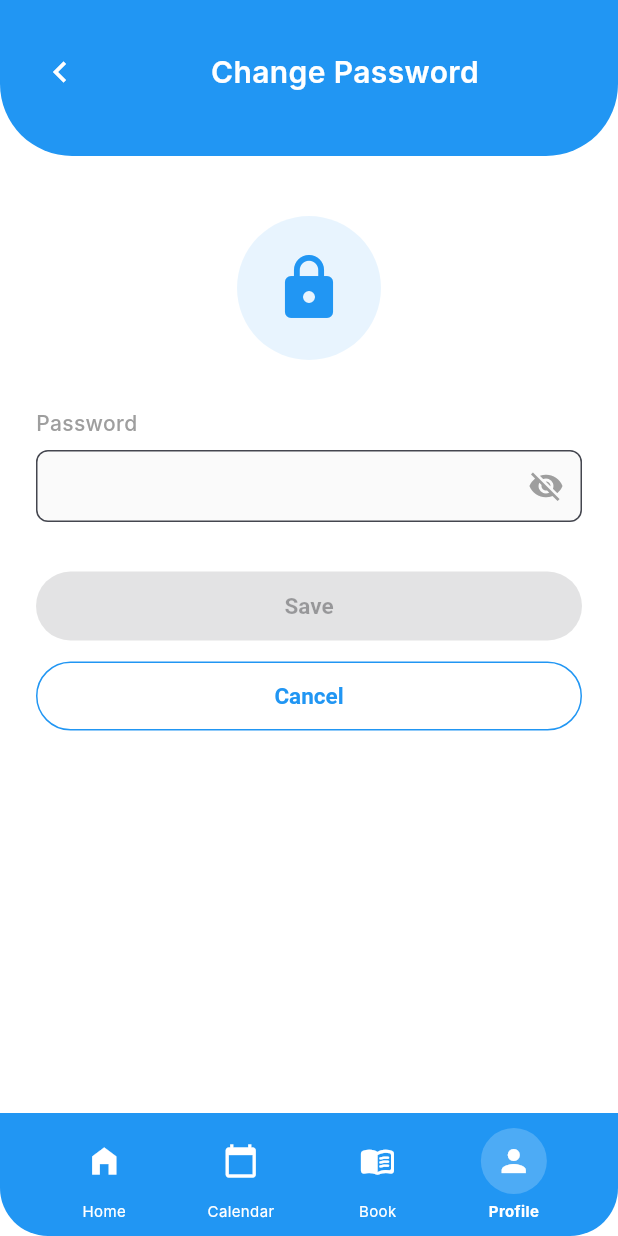
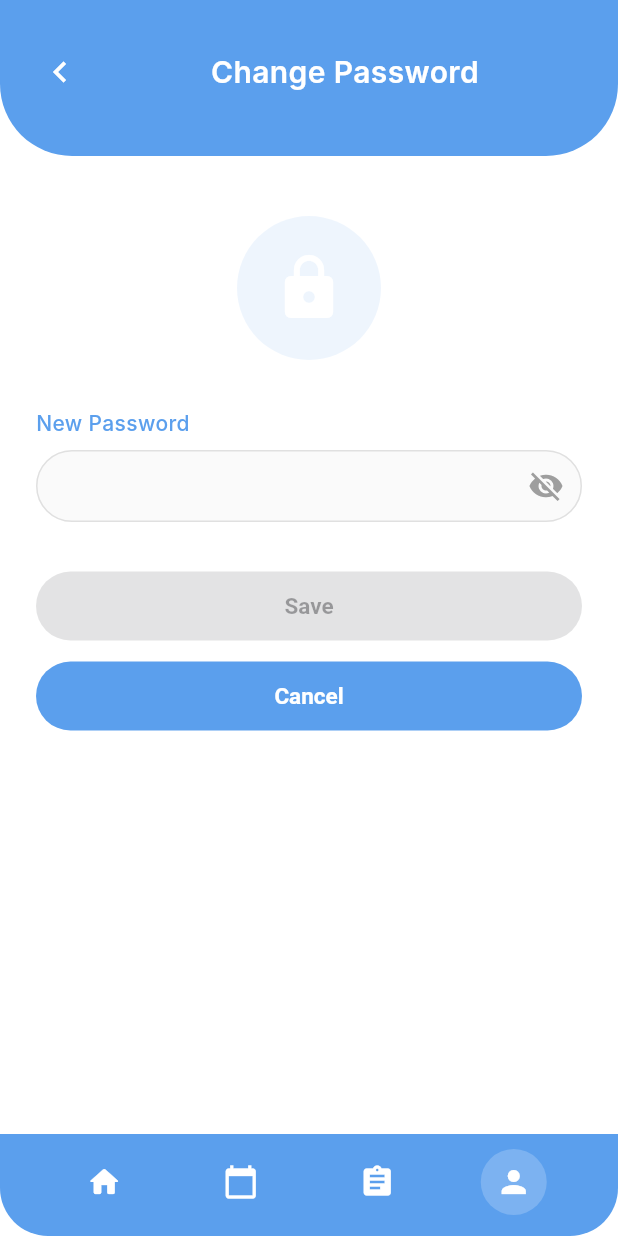
Before and after one commit to azariacindy/MyStudyMate, a Flutter app: the ChangePasswordScreen screen opened directly, on a phone screen of 412 x 824 dp. Run offline on Flutter 3.47's test engine with Material 3 defaults, Android fonts, the phone set to English and light mode, and no system bars; our stand-ins replace dio, flutter_secure_storage, shared_preferences, supabase_flutter, table_calendar; accounts and stored records are empty; Roboto replaces fonts that are missing (Inter).

Commit message:
fixing UI

```diff
--- a/MYSTUDYMATE/lib/screens/profileFeature/change_password_screen.dart
+++ b/MYSTUDYMATE/lib/screens/profileFeature/change_password_screen.dart
@@ -35,7 +35,7 @@ class _ChangePasswordScreenState extends State<ChangePasswordScreen> {
                       right: 16,
                     ),
                     decoration: const BoxDecoration(
-                      color: Colors.blue,
+                      color: const Color(0xFF5B9FED),
                       borderRadius: BorderRadius.only(
                         bottomLeft: Radius.circular(48),
                         bottomRight: Radius.circular(48),
@@ -76,9 +76,9 @@ class _ChangePasswordScreenState extends State<ChangePasswordScreen> {
                 height: 96,
                 decoration: BoxDecoration(
                   shape: BoxShape.circle,
-                  color: Colors.blue.withOpacity(0.1),
+                  color: const Color(0xFF5B9FED).withOpacity(0.1),
                 ),
-                child: const Icon(Icons.lock, size: 48, color: Colors.blue),
+                child: const Icon(Icons.lock, size: 48, color: Colors.white),
               ),
 
               const SizedBox(height: 32),
@@ -90,11 +90,11 @@ class _ChangePasswordScreenState extends State<ChangePasswordScreen> {
                   crossAxisAlignment: CrossAxisAlignment.start,
                   children: [
                     const Text(
-                      'Password',
+                      'New Password',
                       style: TextStyle(
                         fontSize: 14,
                         fontWeight: FontWeight.w500,
-                        color: Colors.grey,
+                        color: const Color(0xFF5B9FED),
                       ),
                     ),
                     const SizedBox(height: 8),
@@ -105,12 +105,18 @@ class _ChangePasswordScreenState extends State<ChangePasswordScreen> {
                         filled: true,
                         fillColor: Colors.grey.shade50,
                         border: OutlineInputBorder(
-                          borderRadius: BorderRadius.circular(8),
+                          borderRadius: BorderRadius.circular(24),
                           borderSide: BorderSide(color: Colors.grey.shade300),
                         ),
+                        enabledBorder: OutlineInputBorder(
+                        borderRadius: BorderRadius.circular(24),
+                        borderSide: BorderSide(
+                        color: Colors.grey.shade300,
+                         ),
+                        ),
                         focusedBorder: OutlineInputBorder(
-                          borderRadius: BorderRadius.circular(8),
-                          borderSide: BorderSide(color: Colors.blue),
+                          borderRadius: BorderRadius.circular(24),
+                          borderSide: BorderSide(color: const Color(0xFF5B9FED)),
                         ),
                         suffixIcon: IconButton(
                           onPressed: () {
@@ -149,7 +155,7 @@ class _ChangePasswordScreenState extends State<ChangePasswordScreen> {
                         style: ElevatedButton.styleFrom(
                           backgroundColor:
                               _isSaveEnabled
-                                  ? Colors.blue
+                                  ? const Color(0xFF5B9FED)
                                   : Colors.grey.shade300,
                           foregroundColor: Colors.white,
                           padding: const EdgeInsets.symmetric(vertical: 14),
@@ -174,8 +180,9 @@ class _ChangePasswordScreenState extends State<ChangePasswordScreen> {
                           ); // Kembali ke halaman sebelumnya
                         },
                         style: OutlinedButton.styleFrom(
-                          foregroundColor: Colors.blue,
-                          side: const BorderSide(color: Colors.blue),
+                              backgroundColor: const Color(0xFF5B9FED),
+                              foregroundColor: Colors.white,
+                              side: BorderSide.none,
                           padding: const EdgeInsets.symmetric(vertical: 14),
                           shape: RoundedRectangleBorder(
                             borderRadius: BorderRadius.circular(999),
@@ -197,7 +204,7 @@ class _ChangePasswordScreenState extends State<ChangePasswordScreen> {
               // BOTTOM NAVIGATION BAR
               Container(
                 decoration: const BoxDecoration(
-                  color: Colors.blue,
+                  color: const Color(0xFF5B9FED),
                   borderRadius: BorderRadius.only(
                     bottomLeft: Radius.circular(32),
                     bottomRight: Radius.circular(32),
@@ -211,26 +218,29 @@ class _ChangePasswordScreenState extends State<ChangePasswordScreen> {
                   mainAxisAlignment: MainAxisAlignment.spaceAround,
                   children: [
                     _BottomNavItem(
-                      icon: Icons.home_filled,
-                      label: 'Home',
+                      icon: Icons.home_rounded,
                       isActive: false,
-                      onTap: () {},
+                      onTap: () {
+                      Navigator.pushNamed(context, '/home');
+                      },
                     ),
                     _BottomNavItem(
                       icon: Icons.calendar_today,
-                      label: 'Calendar',
+
                       isActive: false,
-                      onTap: () {},
+                      onTap: () {
+                      Navigator.pushNamed(context, '/schedule');
+                      },
                     ),
                     _BottomNavItem(
-                      icon: Icons.menu_book_rounded,
-                      label: 'Book',
+                      icon: Icons.assignment,
                       isActive: false,
-                      onTap: () {},
+                      onTap: () {
+                      Navigator.pushNamed(context, '/manage_task');
+                      },
                     ),
                     _BottomNavItem(
                       icon: Icons.person,
-                      label: 'Profile',
                       isActive: true,
                       onTap: () {},
                     ),
@@ -248,13 +258,11 @@ class _ChangePasswordScreenState extends State<ChangePasswordScreen> {
 // Komponen Reusable: Bottom Nav Item
 class _BottomNavItem extends StatelessWidget {
   final IconData icon;
-  final String label;
   final bool isActive;
   final VoidCallback onTap;
 
   const _BottomNavItem({
     required this.icon,
-    required this.label,
     required this.isActive,
     required this.onTap,
   });
@@ -276,14 +284,6 @@ class _BottomNavItem extends StatelessWidget {
             child: Icon(icon, color: Colors.white, size: 24),
           ),
           const SizedBox(height: 4),
-          Text(
-            label,
-            style: TextStyle(
-              color: Colors.white,
-              fontSize: 10,
-              fontWeight: isActive ? FontWeight.bold : FontWeight.normal,
-            ),
-          ),
         ],
       ),
     );
--- a/MYSTUDYMATE/pubspec.yaml
+++ b/MYSTUDYMATE/pubspec.yaml
@@ -35,6 +35,7 @@ dev_dependencies:
   flutter_lints: ^5.0.0
 
 flutter:
+  uses-material-design: true
   assets:
     - assets/images/
     - assets/ui_design/
```
Also changed, not shown: MYSTUDYMATE/lib/screens/home_screen.dart (+38 -27 lines), MYSTUDYMATE/lib/screens/pomodoroFeature/pomodoro_screen.dart (+37 -35 lines), MYSTUDYMATE/lib/screens/profileFeature/edit_profile_screen.dart (+38 -26 lines), MYSTUDYMATE/lib/screens/profileFeature/profile_screen.dart (+39 -26 lines), MYSTUDYMATE/lib/screens/scheduleFeature/manageScheduleScreen.dart (+27 -20 lines), MYSTUDYMATE/lib/screens/scheduleFeature/scheduleScreen.dart (+5 -3 lines).
